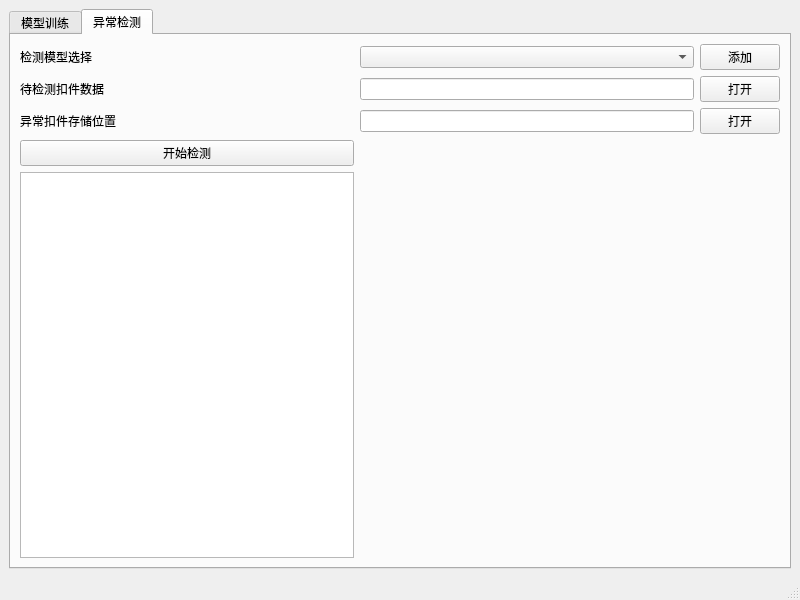
This is gui/ftt.ui in kinghao93/FMTT as Qt 5 draws it before an edit. The edited form follows.
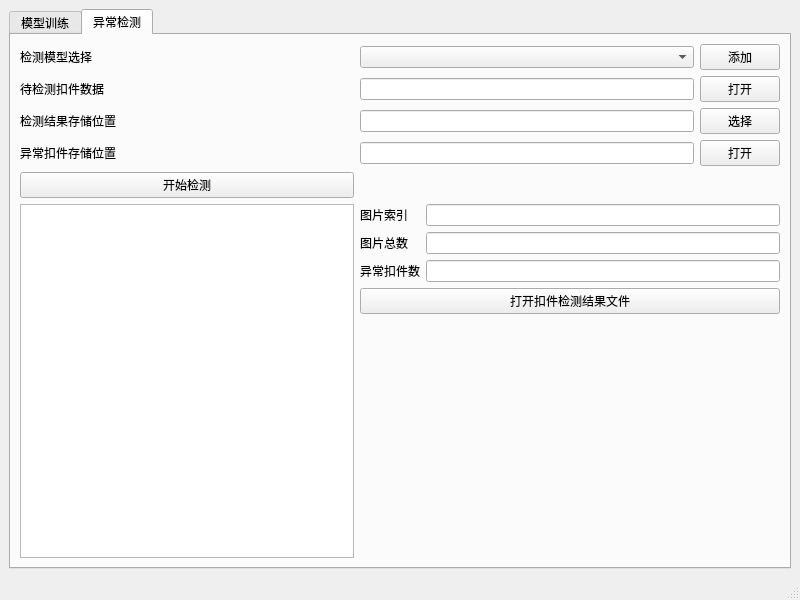
This is the edited form.

Commit message: 剔除其他文件

Diff of the .ui file:
```diff
--- a/gui/ftt.ui
+++ b/gui/ftt.ui
@@ -83,7 +83,17 @@
         <string>异常检测</string>
        </attribute>
        <layout class="QGridLayout" name="gridLayout_2">
-        <item row="2" column="0">
+        <item row="0" column="0">
+         <widget class="QLabel" name="label">
+          <property name="text">
+           <string>检测模型选择</string>
+          </property>
+          <property name="alignment">
+           <set>Qt::AlignLeading|Qt::AlignLeft|Qt::AlignVCenter</set>
+          </property>
+         </widget>
+        </item>
+        <item row="3" column="0">
          <widget class="QLabel" name="label_4">
           <property name="text">
            <string>异常扣件存储位置</string>
@@ -93,17 +103,17 @@
           </property>
          </widget>
         </item>
-        <item row="2" column="1">
-         <widget class="QLineEdit" name="le_detect_save_path"/>
+        <item row="3" column="1">
+         <widget class="QLineEdit" name="le_detect_save_img_path"/>
         </item>
-        <item row="3" column="0">
+        <item row="5" column="0">
          <widget class="QPushButton" name="btn_start_detect">
           <property name="text">
            <string>开始检测</string>
           </property>
          </widget>
         </item>
-        <item row="4" column="0">
+        <item row="6" column="0">
          <widget class="QGraphicsView" name="gv_image"/>
         </item>
         <item row="0" column="1">
@@ -122,16 +132,6 @@
         <item row="1" column="1">
          <widget class="QLineEdit" name="le_detect_read_path"/>
         </item>
-        <item row="0" column="0">
-         <widget class="QLabel" name="label">
-          <property name="text">
-           <string>检测模型选择</string>
-          </property>
-          <property name="alignment">
-           <set>Qt::AlignLeading|Qt::AlignLeft|Qt::AlignVCenter</set>
-          </property>
-         </widget>
-        </item>
         <item row="0" column="2">
          <widget class="QPushButton" name="btn_add_detect_model">
           <property name="text">
@@ -146,10 +146,80 @@
           </property>
          </widget>
         </item>
+        <item row="3" column="2">
+         <widget class="QPushButton" name="btn_detect_save_img_path">
+          <property name="text">
+           <string>打开</string>
+          </property>
+         </widget>
+        </item>
+        <item row="6" column="1" colspan="2">
+         <layout class="QFormLayout" name="formLayout">
+          <item row="1" column="0">
+           <widget class="QLabel" name="label_6">
+            <property name="text">
+             <string>图片索引</string>
+            </property>
+           </widget>
+          </item>
+          <item row="2" column="0">
+           <widget class="QLabel" name="label_7">
+            <property name="text">
+             <string>图片总数</string>
+            </property>
+           </widget>
+          </item>
+          <item row="2" column="1">
+           <widget class="QLineEdit" name="le_img_number">
+            <property name="readOnly">
+             <bool>true</bool>
+            </property>
+           </widget>
+          </item>
+          <item row="1" column="1">
+           <widget class="QLineEdit" name="le_img_index">
+            <property name="readOnly">
+             <bool>true</bool>
+            </property>
+           </widget>
+          </item>
+          <item row="4" column="0" colspan="2">
+           <widget class="QPushButton" name="btn_open_json_file">
+            <property name="text">
+             <string>打开扣件检测结果文件</string>
+            </property>
+           </widget>
+          </item>
+          <item row="3" column="0">
+           <widget class="QLabel" name="label_8">
+            <property name="text">
+             <string>异常扣件数</string>
+            </property>
+           </widget>
+          </item>
+          <item row="3" column="1">
+           <widget class="QLineEdit" name="le_faster_number">
+            <property name="readOnly">
+             <bool>true</bool>
+            </property>
+           </widget>
+          </item>
+         </layout>
+        </item>
+        <item row="2" column="0">
+         <widget class="QLabel" name="label_5">
+          <property name="text">
+           <string>检测结果存储位置</string>
+          </property>
+         </widget>
+        </item>
+        <item row="2" column="1">
+         <widget class="QLineEdit" name="le_detect_save_path"/>
+        </item>
         <item row="2" column="2">
          <widget class="QPushButton" name="btn_detect_save_path">
           <property name="text">
-           <string>打开</string>
+           <string>选择</string>
           </property>
          </widget>
         </item>
```
The commit also changes 1 other file.
